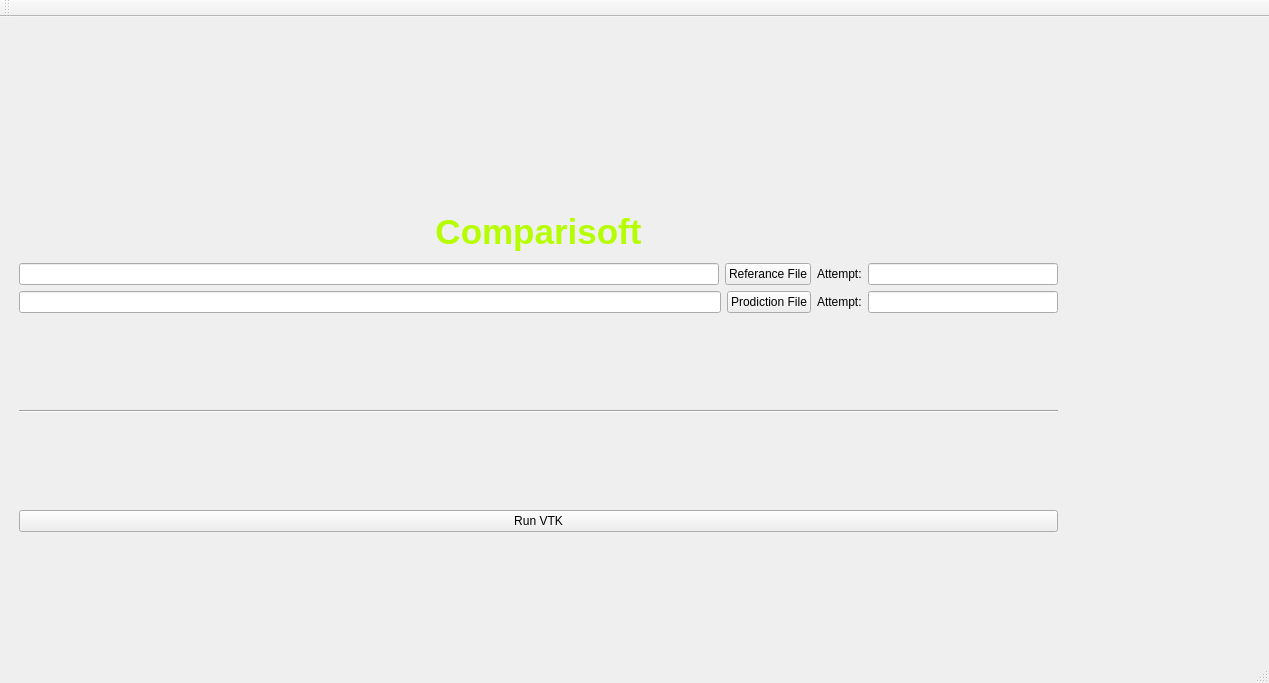
First picture: the form in Comparisoft/QT/Comparisoft/mainwindow.ui, repository zifangah/Capstone3DModelling, before the edit.
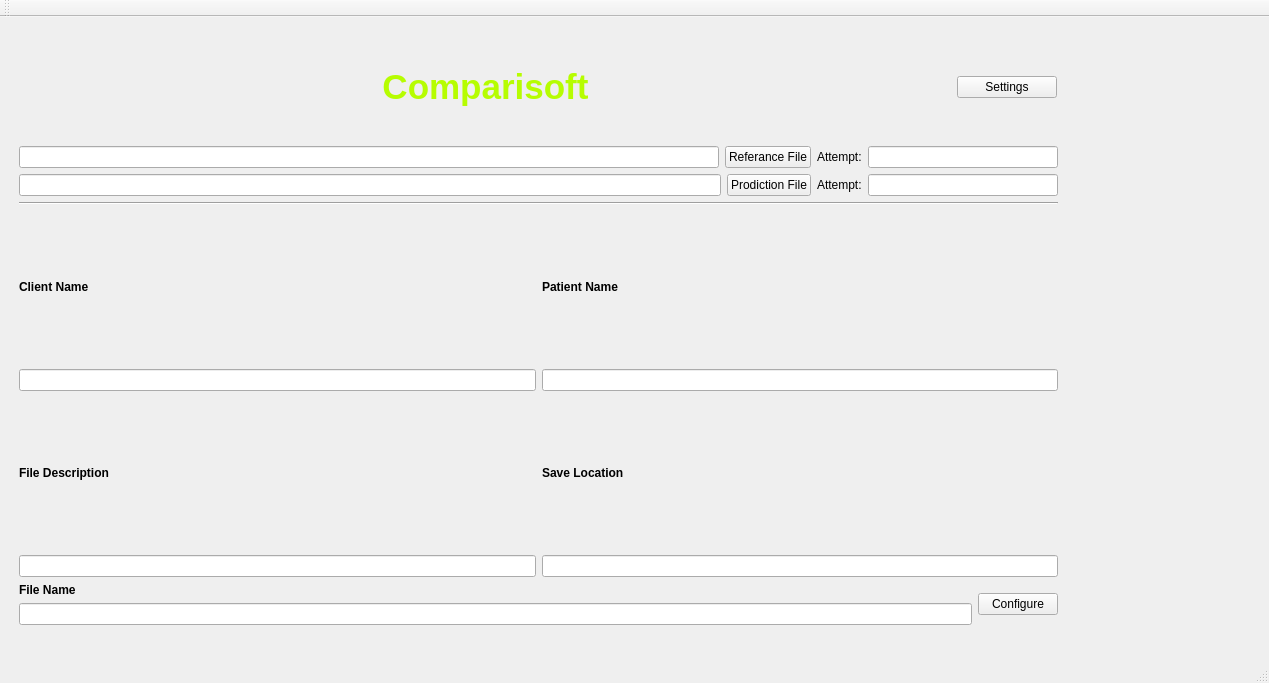
Second picture: the form after the edit.

Diff of the .ui file:
```diff
--- a/Comparisoft/QT/Comparisoft/mainwindow.ui
+++ b/Comparisoft/QT/Comparisoft/mainwindow.ui
@@ -23,38 +23,22 @@
       <height>631</height>
      </rect>
     </property>
-    <widget class="QWidget" name="page">
+    <property name="currentIndex">
+     <number>0</number>
+    </property>
+    <widget class="QWidget" name="Main_Page">
      <widget class="QWidget" name="verticalLayoutWidget_2">
       <property name="geometry">
        <rect>
         <x>9</x>
-        <y>89</y>
+        <y>119</y>
         <width>1061</width>
-        <height>531</height>
+        <height>501</height>
        </rect>
       </property>
       <layout class="QVBoxLayout" name="verticalLayout_2">
        <item>
         <layout class="QVBoxLayout" name="verticalLayout_5">
-         <item>
-          <widget class="QLabel" name="label">
-           <property name="maximumSize">
-            <size>
-             <width>16777215</width>
-             <height>50</height>
-            </size>
-           </property>
-           <property name="text">
-            <string>&lt;html&gt;&lt;head/&gt;&lt;body&gt;&lt;p&gt;&lt;span style=&quot; font-size:26pt; font-weight:600; color:#b6fd01;&quot;&gt;Comparisoft&lt;/span&gt;&lt;/p&gt;&lt;/body&gt;&lt;/html&gt;</string>
-           </property>
-           <property name="textFormat">
-            <enum>Qt::RichText</enum>
-           </property>
-           <property name="alignment">
-            <set>Qt::AlignCenter</set>
-           </property>
-          </widget>
-         </item>
          <item>
           <layout class="QHBoxLayout" name="horizontalLayout_3">
            <item>
@@ -145,18 +129,168 @@
        <item>
         <layout class="QVBoxLayout" name="verticalLayout_3">
          <item>
-          <widget class="QPushButton" name="RunVTK">
-           <property name="text">
-            <string>Run VTK</string>
-           </property>
-          </widget>
+          <layout class="QHBoxLayout" name="horizontalLayout_7">
+           <item>
+            <layout class="QVBoxLayout" name="verticalLayout_7">
+             <item>
+              <widget class="QLabel" name="label_4">
+               <property name="text">
+                <string>&lt;b&gt;Client Name&lt;/b&gt;</string>
+               </property>
+               <property name="textFormat">
+                <enum>Qt::RichText</enum>
+               </property>
+              </widget>
+             </item>
+             <item>
+              <widget class="QLineEdit" name="Client_Name"/>
+             </item>
+            </layout>
+           </item>
+           <item>
+            <layout class="QVBoxLayout" name="verticalLayout_6">
+             <item>
+              <widget class="QLabel" name="label_5">
+               <property name="text">
+                <string>&lt;b&gt;Patient Name&lt;/b&gt;</string>
+               </property>
+              </widget>
+             </item>
+             <item>
+              <widget class="QLineEdit" name="Patient_Name"/>
+             </item>
+            </layout>
+           </item>
+          </layout>
+         </item>
+         <item>
+          <layout class="QHBoxLayout" name="horizontalLayout_8">
+           <item>
+            <layout class="QVBoxLayout" name="verticalLayout_8">
+             <item>
+              <widget class="QLabel" name="label_6">
+               <property name="text">
+                <string>&lt;b&gt;File Description&lt;/b&gt;</string>
+               </property>
+              </widget>
+             </item>
+             <item>
+              <widget class="QLineEdit" name="File_Description"/>
+             </item>
+            </layout>
+           </item>
+           <item>
+            <layout class="QVBoxLayout" name="verticalLayout_9">
+             <item>
+              <widget class="QLabel" name="label_7">
+               <property name="text">
+                <string>&lt;b&gt;Save Location&lt;/b&gt;</string>
+               </property>
+              </widget>
+             </item>
+             <item>
+              <widget class="QLineEdit" name="Save_Location"/>
+             </item>
+            </layout>
+           </item>
+          </layout>
+         </item>
+         <item>
+          <layout class="QHBoxLayout" name="horizontalLayout_9">
+           <item>
+            <layout class="QVBoxLayout" name="verticalLayout_11">
+             <item>
+              <widget class="QLabel" name="label_8">
+               <property name="text">
+                <string>&lt;b&gt;File Name&lt;/b&gt;</string>
+               </property>
+              </widget>
+             </item>
+             <item>
+              <widget class="QLineEdit" name="File_Name"/>
+             </item>
+            </layout>
+           </item>
+           <item>
+            <layout class="QVBoxLayout" name="verticalLayout_10">
+             <item>
+              <widget class="QPushButton" name="Config_Button">
+               <property name="text">
+                <string>Configure</string>
+               </property>
+              </widget>
+             </item>
+            </layout>
+           </item>
+          </layout>
          </item>
         </layout>
        </item>
       </layout>
      </widget>
+     <widget class="QWidget" name="horizontalLayoutWidget">
+      <property name="geometry">
+       <rect>
+        <x>10</x>
+        <y>40</y>
+        <width>1059</width>
+        <height>71</height>
+       </rect>
+      </property>
+      <layout class="QHBoxLayout" name="horizontalLayout_6">
+       <property name="sizeConstraint">
+        <enum>QLayout::SetMaximumSize</enum>
+       </property>
+       <item>
+        <widget class="QLabel" name="label">
+         <property name="maximumSize">
+          <size>
+           <width>16777215</width>
+           <height>50</height>
+          </size>
+         </property>
+         <property name="text">
+          <string>&lt;html&gt;&lt;head/&gt;&lt;body&gt;&lt;p&gt;&lt;span style=&quot; font-size:26pt; font-weight:600; color:#b6fd01;&quot;&gt;Comparisoft&lt;/span&gt;&lt;/p&gt;&lt;/body&gt;&lt;/html&gt;</string>
+         </property>
+         <property name="textFormat">
+          <enum>Qt::RichText</enum>
+         </property>
+         <property name="alignment">
+          <set>Qt::AlignCenter</set>
+         </property>
+        </widget>
+       </item>
+       <item>
+        <widget class="QPushButton" name="Settings_Button">
+         <property name="maximumSize">
+          <size>
+           <width>100</width>
+           <height>16777215</height>
+          </size>
+         </property>
+         <property name="text">
+          <string>Settings</string>
+         </property>
+        </widget>
+       </item>
+      </layout>
+     </widget>
     </widget>
-    <widget class="QWidget" name="page_2"/>
+    <widget class="QWidget" name="Config_Page">
+     <widget class="QPushButton" name="RunVTK">
+      <property name="geometry">
+       <rect>
+        <x>330</x>
+        <y>540</y>
+        <width>347</width>
+        <height>28</height>
+       </rect>
+      </property>
+      <property name="text">
+       <string>Run VTK</string>
+      </property>
+     </widget>
+    </widget>
    </widget>
   </widget>
   <widget class="QMenuBar" name="menuBar">
```
Left out of the diff: 10 changed lines with no effect on the pictures.
